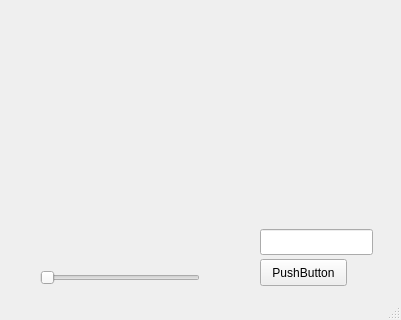
The window that control_gui.ui (dapperfu/PyQt5Scratch) describes before a commit, drawn with Qt 5; both pictures show x 0 to 401 and y 160 to 480 of the 401 by 480 pixel window.
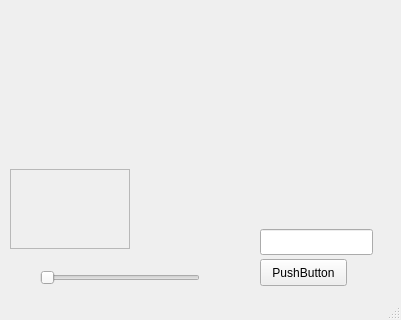
The same window after the commit.

Commit message: Git Auto Commit: Sun Dec 11 16:22:53 EST 2016

```diff
--- a/control_gui.ui
+++ b/control_gui.ui
@@ -79,6 +79,22 @@
     </property>
     <layout class="QVBoxLayout" name="mplvl"/>
    </widget>
+   <widget class="QFrame" name="frame">
+    <property name="geometry">
+     <rect>
+      <x>10</x>
+      <y>310</y>
+      <width>120</width>
+      <height>80</height>
+     </rect>
+    </property>
+    <property name="frameShape">
+     <enum>QFrame::StyledPanel</enum>
+    </property>
+    <property name="frameShadow">
+     <enum>QFrame::Raised</enum>
+    </property>
+   </widget>
   </widget>
   <widget class="QMenuBar" name="menubar">
    <property name="geometry">
```
The commit also changes 2 other files.
